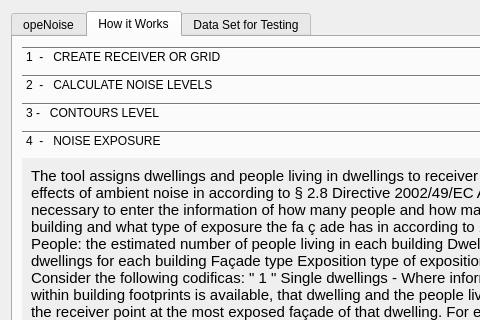
First picture: the form in tools/ui_Helps.ui, repository pierluigiderosa/openoise, before the edit; both pictures show x 0 to 480 and y 0 to 320 of the 754 by 847 pixel window.
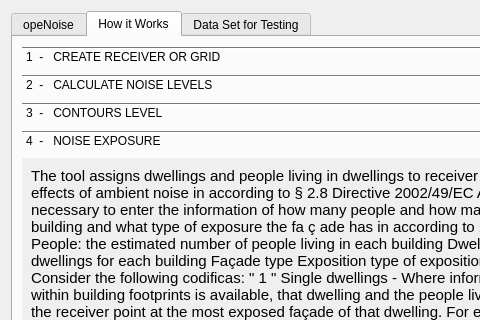
Second picture: the form after the edit. The open tabs and pages were chosen to show the change.

Commit message: - fixed night population aggregation - fixed write field in buildings

The edit to the form file:
```diff
--- a/tools/ui_Helps.ui
+++ b/tools/ui_Helps.ui
@@ -215,7 +215,7 @@
            </rect>
           </property>
           <attribute name="label">
-           <string>3 -   CONTOURS LEVEL</string>
+           <string>3  -   CONTOURS LEVEL</string>
           </attribute>
           <widget class="QLabel" name="label_9">
            <property name="geometry">
```
Left out of the diff: 4 changed lines with no effect on the pictures. The commit also changes 2 other files.
